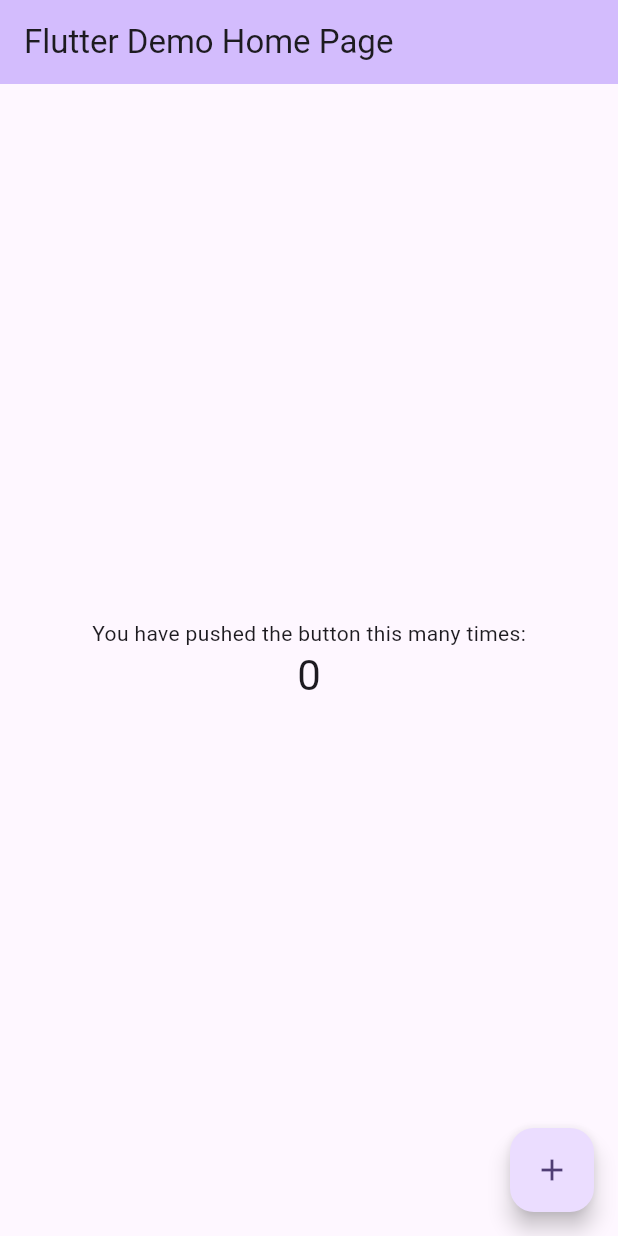
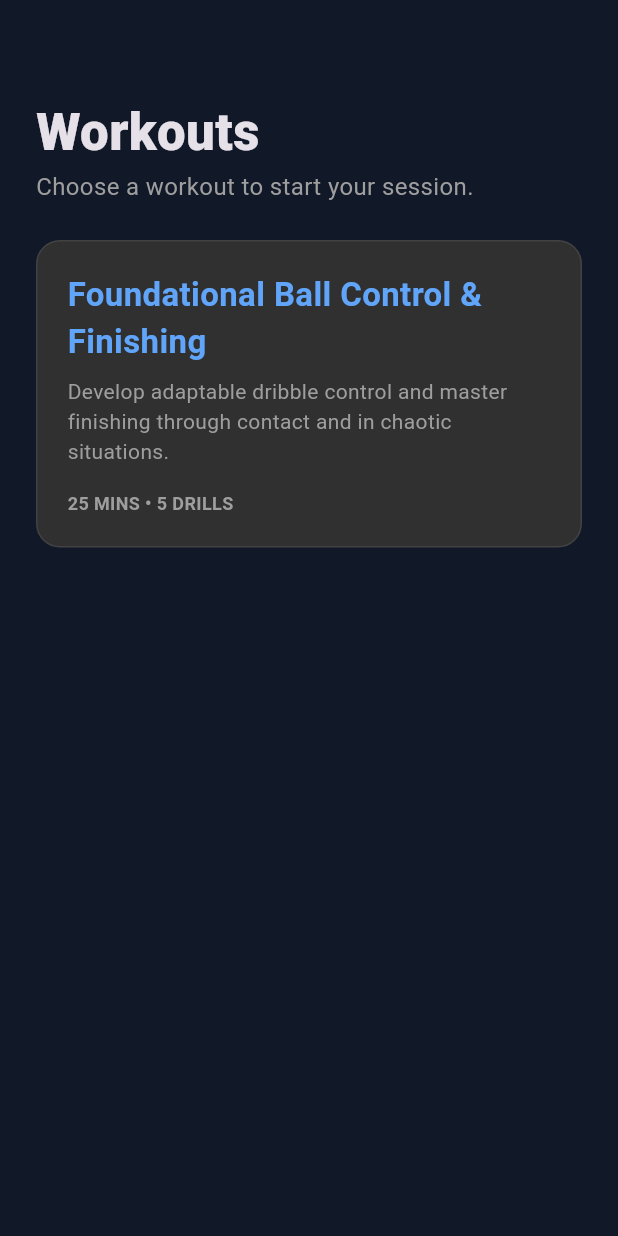
Before and after one commit to ben-danzig/flutter_bball_app, a Flutter app: the screen it shows after launch, on a phone screen of 412 x 824 dp. Run offline on Flutter 3.47's test engine with Material 3 defaults, Android fonts, the phone set to English and light mode, and no system bars.

Commit message:
Refactor app structure and initialize basketball trainer UI
Set up the foundation for a basketball trainer app by replacing the default Flutter template with a custom dark theme. Added new directories for screens and linting rules, and implemented the WorkoutLibraryScreen as the app's home screen.

```diff
--- a/lib/main.dart
+++ b/lib/main.dart
@@ -1,122 +1,22 @@
 import 'package:flutter/material.dart';
+import 'package:flutter_bball_app/screens/library/workout_library_screen.dart'; // Add this import
 
 void main() {
-  runApp(const MyApp());
+  runApp(const BballTrainerApp());
 }
 
-class MyApp extends StatelessWidget {
-  const MyApp({super.key});
+class BballTrainerApp extends StatelessWidget {
+  const BballTrainerApp({super.key});
 
-  // This widget is the root of your application.
   @override
   Widget build(BuildContext context) {
     return MaterialApp(
-      title: 'Flutter Demo',
-      theme: ThemeData(
-        // This is the theme of your application.
-        //
-        // TRY THIS: Try running your application with "flutter run". You'll see
-        // the application has a purple toolbar. Then, without quitting the app,
-        // try changing the seedColor in the colorScheme below to Colors.green
-        // and then invoke "hot reload" (save your changes or press the "hot
-        // reload" button in a Flutter-supported IDE, or press "r" if you used
-        // the command line to start the app).
-        //
-        // Notice that the counter didn't reset back to zero; the application
-        // state is not lost during the reload. To reset the state, use hot
-        // restart instead.
-        //
-        // This works for code too, not just values: Most code changes can be
-        // tested with just a hot reload.
-        colorScheme: ColorScheme.fromSeed(seedColor: Colors.deepPurple),
+      title: 'Basketball Trainer',
+      theme: ThemeData.dark().copyWith(
+        scaffoldBackgroundColor: const Color(0xFF111827),
       ),
-      home: const MyHomePage(title: 'Flutter Demo Home Page'),
+      // Change the home property to our new screen
+      home: const WorkoutLibraryScreen(),
     );
   }
 }
-
-class MyHomePage extends StatefulWidget {
-  const MyHomePage({super.key, required this.title});
-
-  // This widget is the home page of your application. It is stateful, meaning
-  // that it has a State object (defined below) that contains fields that affect
-  // how it looks.
-
-  // This class is the configuration for the state. It holds the values (in this
-  // case the title) provided by the parent (in this case the App widget) and
-  // used by the build method of the State. Fields in a Widget subclass are
-  // always marked "final".
-
-  final String title;
-
-  @override
-  State<MyHomePage> createState() => _MyHomePageState();
-}
-
-class _MyHomePageState extends State<MyHomePage> {
-  int _counter = 0;
-
-  void _incrementCounter() {
-    setState(() {
-      // This call to setState tells the Flutter framework that something has
-      // changed in this State, which causes it to rerun the build method below
-      // so that the display can reflect the updated values. If we changed
-      // _counter without calling setState(), then the build method would not be
-      // called again, and so nothing would appear to happen.
-      _counter++;
-    });
-  }
-
-  @override
-  Widget build(BuildContext context) {
-    // This method is rerun every time setState is called, for instance as done
-    // by the _incrementCounter method above.
-    //
-    // The Flutter framework has been optimized to make rerunning build methods
-    // fast, so that you can just rebuild anything that needs updating rather
-    // than having to individually change instances of widgets.
-    return Scaffold(
-      appBar: AppBar(
-        // TRY THIS: Try changing the color here to a specific color (to
-        // Colors.amber, perhaps?) and trigger a hot reload to see the AppBar
-        // change color while the other colors stay the same.
-        backgroundColor: Theme.of(context).colorScheme.inversePrimary,
-        // Here we take the value from the MyHomePage object that was created by
-        // the App.build method, and use it to set our appbar title.
-        title: Text(widget.title),
-      ),
-      body: Center(
-        // Center is a layout widget. It takes a single child and positions it
-        // in the middle of the parent.
-        child: Column(
-          // Column is also a layout widget. It takes a list of children and
-          // arranges them vertically. By default, it sizes itself to fit its
-          // children horizontally, and tries to be as tall as its parent.
-          //
-          // Column has various properties to control how it sizes itself and
-          // how it positions its children. Here we use mainAxisAlignment to
-          // center the children vertically; the main axis here is the vertical
-          // axis because Columns are vertical (the cross axis would be
-          // horizontal).
-          //
-          // TRY THIS: Invoke "debug painting" (choose the "Toggle Debug Paint"
-          // action in the IDE, or press "p" in the console), to see the
-          // wireframe for each widget.
-          mainAxisAlignment: MainAxisAlignment.center,
-          children: <Widget>[
-            const Text('You have pushed the button this many times:'),
-            Text(
-              '$_counter',
-              style: Theme.of(context).textTheme.headlineMedium,
-            ),
-          ],
-        ),
-      ),
-      floatingActionButton: FloatingActionButton(
-        onPressed: _incrementCounter,
-        tooltip: 'Increment',
-        child: const Icon(Icons.add),
-      ), // This trailing comma makes auto-formatting nicer for build methods.
-    );
-  }
-}
--- /dev/null
+++ b/lib/screens/library/workout_library_screen.dart
@@ -0,0 +1,113 @@
+import 'package:flutter/material.dart';
+import 'package:flutter_bball_app/models/workout_blueprint.dart';
+import 'package:flutter_bball_app/repositories/workout_repository.dart';
+
+class WorkoutLibraryScreen extends StatefulWidget {
+  const WorkoutLibraryScreen({super.key});
+
+  @override
+  State<WorkoutLibraryScreen> createState() => _WorkoutLibraryScreenState();
+}
+
+class _WorkoutLibraryScreenState extends State<WorkoutLibraryScreen> {
+  // A Future to hold the result of our repository call
+  late Future<WorkoutBlueprint> _workoutBlueprintFuture;
+  final WorkoutRepository _workoutRepository = WorkoutRepository();
+
+  @override
+  void initState() {
+    super.initState();
+    // Start loading the data as soon as the widget is created
+    _workoutBlueprintFuture = _workoutRepository.getWorkoutBlueprint();
+  }
+
+  @override
+  Widget build(BuildContext context) {
+    return Scaffold(
+      body: Padding(
+        padding: const EdgeInsets.all(24.0),
+        child: Column(
+          crossAxisAlignment: CrossAxisAlignment.start,
+          children: [
+            const SizedBox(height: 40), // For status bar spacing
+            const Text(
+              'Workouts',
+              style: TextStyle(fontSize: 34, fontWeight: FontWeight.w900),
+            ),
+            const Text(
+              'Choose a workout to start your session.',
+              style: TextStyle(fontSize: 16, color: Colors.grey),
+            ),
+            const SizedBox(height: 24),
+
+            // FutureBuilder handles the loading/error/success states for us
+            FutureBuilder<WorkoutBlueprint>(
+              future: _workoutBlueprintFuture,
+              builder: (context, snapshot) {
+                // State 1: Still loading
+                if (snapshot.connectionState == ConnectionState.waiting) {
+                  return const Center(child: CircularProgressIndicator());
+                }
+                // State 2: Error loading data
+                if (snapshot.hasError) {
+                  return Center(child: Text('Error: ${snapshot.error}'));
+                }
+                // State 3: Data loaded successfully
+                if (snapshot.hasData) {
+                  final blueprint = snapshot.data!;
+                  return _WorkoutCard(blueprint: blueprint);
+                }
+                // Default state (should not be reached)
+                return const Center(child: Text('No workout found.'));
+              },
+            ),
+          ],
+        ),
+      ),
+    );
+  }
+}
+
+// A private helper widget for the card UI to keep the build method clean
+class _WorkoutCard extends StatelessWidget {
+  final WorkoutBlueprint blueprint;
+  const _WorkoutCard({required this.blueprint});
+
+  @override
+  Widget build(BuildContext context) {
+    return Container(
+      padding: const EdgeInsets.all(20),
+      decoration: BoxDecoration(
+        color: Colors.grey[850],
+        borderRadius: BorderRadius.circular(16),
+        border: Border.all(color: Colors.grey[800]!),
+      ),
+      child: Column(
+        crossAxisAlignment: CrossAxisAlignment.start,
+        children: [
+          Text(
+            blueprint.name,
+            style: const TextStyle(
+              fontSize: 22,
+              fontWeight: FontWeight.bold,
+              color: Color(0xFF60A5FA), // Light Blue
+            ),
+          ),
+          const SizedBox(height: 8),
+          Text(
+            blueprint.objective,
+            style: const TextStyle(fontSize: 14, color: Colors.grey),
+          ),
+          const SizedBox(height: 16),
+          Text(
+            '${blueprint.estimatedDuration} MINS • ${blueprint.drills.length} DRILLS',
+            style: const TextStyle(
+                fontSize: 12,
+                color: Colors.grey,
+                fontWeight: FontWeight.bold),
+          ),
+        ],
+      ),
+    );
+  }
+}
```
Also changed, not shown: 1 other file.
